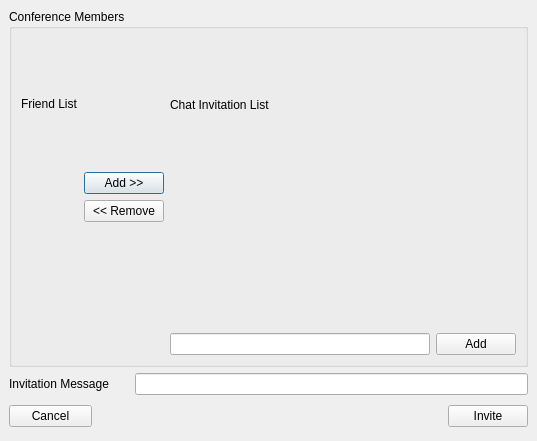
This is protocols/yahoo/ui/yahooinvitelistbase.ui in KDE/kopete as Qt 5 draws it before an edit. The edited form follows.
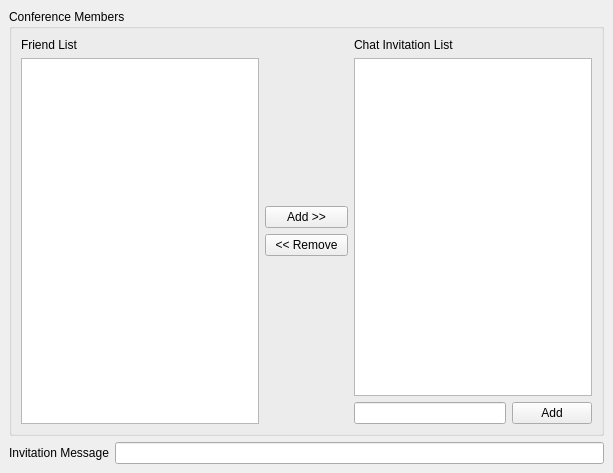
This is the edited form. Custom widgets are drawn as their Qt base class.

Commit message: deprecated-- Yahoo is now Qt3Support-free. YIEHAA!

Diff of the .ui file:
```diff
--- a/protocols/yahoo/ui/yahooinvitelistbase.ui
+++ b/protocols/yahoo/ui/yahooinvitelistbase.ui
@@ -3,65 +3,38 @@
  <comment></comment>
  <exportmacro></exportmacro>
  <class>YahooInviteListBase</class>
- <widget class="QDialog" name="YahooInviteListBase" >
+ <widget class="QWidget" name="YahooInviteListBase" >
   <property name="geometry" >
    <rect>
     <x>0</x>
     <y>0</y>
-    <width>537</width>
-    <height>441</height>
+    <width>613</width>
+    <height>473</height>
    </rect>
   </property>
   <property name="windowTitle" >
    <string>Invite Friends to Conference</string>
   </property>
-  <layout class="QVBoxLayout" >
+  <layout class="QGridLayout" >
    <property name="margin" >
     <number>9</number>
    </property>
    <property name="spacing" >
     <number>6</number>
    </property>
-   <item>
+   <item row="0" column="0" >
     <widget class="QGroupBox" name="groupBox" >
      <property name="title" >
       <string>Conference Members</string>
      </property>
-     <layout class="QHBoxLayout" >
+     <layout class="QGridLayout" >
       <property name="margin" >
        <number>9</number>
       </property>
       <property name="spacing" >
        <number>6</number>
       </property>
-      <item>
-       <layout class="QVBoxLayout" >
-        <property name="margin" >
-         <number>0</number>
-        </property>
-        <property name="spacing" >
-         <number>6</number>
-        </property>
-        <item>
-         <widget class="QLabel" name="textLabel2" >
-          <property name="text" >
-           <string>Friend List</string>
-          </property>
-         </widget>
-        </item>
-        <item>
-         <widget class="Q3ListBox" name="listFriends" >
-          <property name="minimumSize" >
-           <size>
-            <width>0</width>
-            <height>180</height>
-           </size>
-          </property>
-         </widget>
-        </item>
-       </layout>
-      </item>
-      <item>
+      <item row="0" column="1" >
        <layout class="QVBoxLayout" >
         <property name="margin" >
          <number>0</number>
@@ -79,8 +52,8 @@
           </property>
           <property name="sizeHint" >
            <size>
-            <width>20</width>
-            <height>20</height>
+            <width>83</width>
+            <height>144</height>
            </size>
           </property>
          </spacer>
@@ -109,15 +82,15 @@
           </property>
           <property name="sizeHint" >
            <size>
-            <width>20</width>
-            <height>90</height>
+            <width>83</width>
+            <height>144</height>
            </size>
           </property>
          </spacer>
         </item>
        </layout>
       </item>
-      <item>
+      <item row="0" column="2" >
        <layout class="QVBoxLayout" >
         <property name="margin" >
          <number>0</number>
@@ -133,14 +106,7 @@
          </widget>
         </item>
         <item>
-         <widget class="Q3ListBox" name="listInvited" >
-          <property name="minimumSize" >
-           <size>
-            <width>0</width>
-            <height>150</height>
-           </size>
-          </property>
-         </widget>
+         <widget class="QListWidget" name="listInvited" />
         </item>
         <item>
          <layout class="QHBoxLayout" >
@@ -164,10 +130,30 @@
         </item>
        </layout>
       </item>
+      <item row="0" column="0" >
+       <layout class="QVBoxLayout" >
+        <property name="margin" >
+         <number>0</number>
+        </property>
+        <property name="spacing" >
+         <number>6</number>
+        </property>
+        <item>
+         <widget class="QLabel" name="textLabel2" >
+          <property name="text" >
+           <string>Friend List</string>
+          </property>
+         </widget>
+        </item>
+        <item>
+         <widget class="QListWidget" name="listFriends" />
+        </item>
+       </layout>
+      </item>
      </layout>
     </widget>
    </item>
-   <item>
+   <item row="1" column="0" >
     <layout class="QHBoxLayout" >
      <property name="margin" >
       <number>0</number>
@@ -182,96 +168,14 @@
        </property>
       </widget>
      </item>
-     <item>
-      <spacer>
-       <property name="orientation" >
-        <enum>Qt::Horizontal</enum>
-       </property>
-       <property name="sizeType" >
-        <enum>QSizePolicy::Fixed</enum>
-       </property>
-       <property name="sizeHint" >
-        <size>
-         <width>20</width>
-         <height>21</height>
-        </size>
-       </property>
-      </spacer>
-     </item>
      <item>
       <widget class="QLineEdit" name="editMessage" />
      </item>
     </layout>
    </item>
-   <item>
-    <layout class="QHBoxLayout" >
-     <property name="margin" >
-      <number>0</number>
-     </property>
-     <property name="spacing" >
-      <number>6</number>
-     </property>
-     <item>
-      <widget class="QPushButton" name="btnCancel" >
-       <property name="sizePolicy" >
-        <sizepolicy>
-         <hsizetype>5</hsizetype>
-         <vsizetype>0</vsizetype>
-         <horstretch>0</horstretch>
-         <verstretch>0</verstretch>
-        </sizepolicy>
-       </property>
-       <property name="text" >
-        <string>Cancel</string>
-       </property>
-      </widget>
-     </item>
-     <item>
-      <spacer>
-       <property name="orientation" >
-        <enum>Qt::Horizontal</enum>
-       </property>
-       <property name="sizeType" >
-        <enum>QSizePolicy::Maximum</enum>
-       </property>
-       <property name="sizeHint" >
-        <size>
-         <width>350</width>
-         <height>31</height>
-        </size>
-       </property>
-      </spacer>
-     </item>
-     <item>
-      <widget class="QPushButton" name="btnInvite" >
-       <property name="sizePolicy" >
-        <sizepolicy>
-         <hsizetype>0</hsizetype>
-         <vsizetype>0</vsizetype>
-         <horstretch>0</horstretch>
-         <verstretch>0</verstretch>
-        </sizepolicy>
-       </property>
-       <property name="text" >
-        <string>Invite</string>
-       </property>
-      </widget>
-     </item>
-    </layout>
-   </item>
   </layout>
  </widget>
- <layoutdefault spacing="6" margin="11" />
- <pixmapfunction>qPixmapFromMimeSource</pixmapfunction>
- <customwidgets>
-  <customwidget>
-   <class>Q3ListBox</class>
-   <extends></extends>
-   <header>q3listbox.h</header>
-   <container>0</container>
-   <pixmap></pixmap>
-  </customwidget>
- </customwidgets>
+ <pixmapfunction></pixmapfunction>
  <resources/>
  <connections/>
 </ui>
```
The commit also changes 10 other files.
